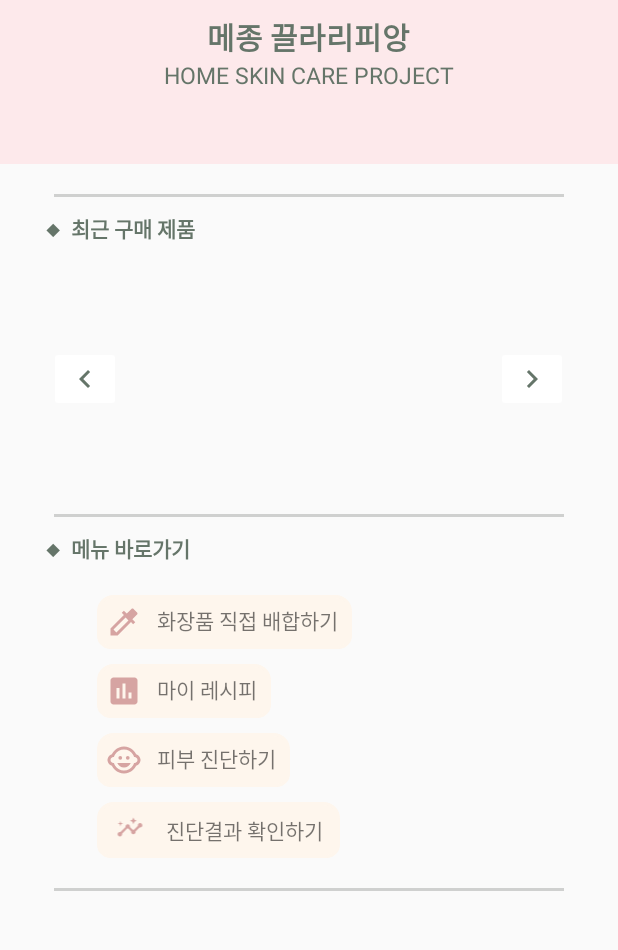
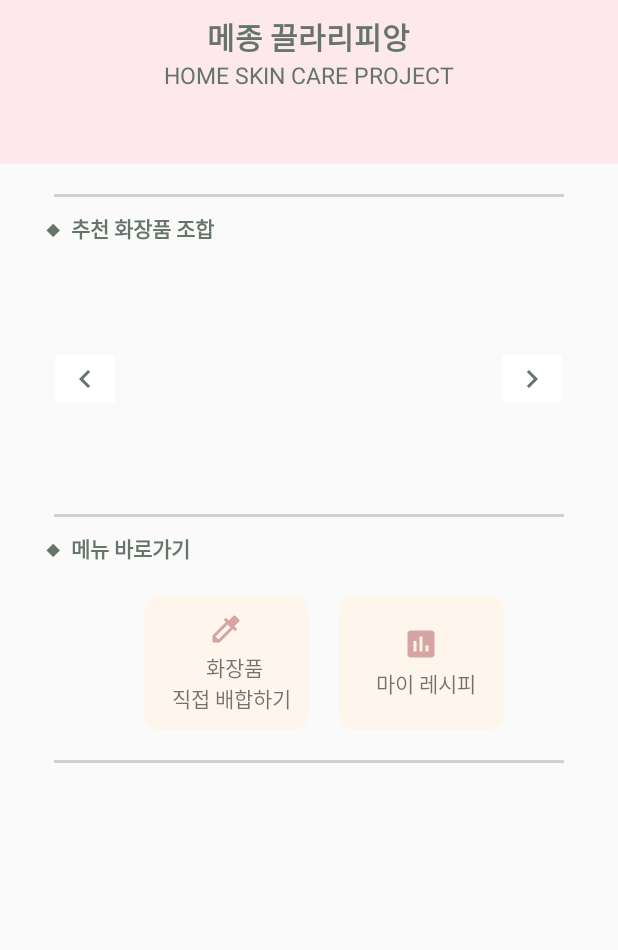
Before and after one commit to joohye85/Masionclarifiant, an Android app: the layout activity_main.xml on its own in the app's theme, with its tools: preview values and no code run, on a phone screen of 412 x 824 dp, the part 61-1011 px from its top. Run offline under Robolectric (Android 15) with nearby library versions, the light colour scheme and no system bars.

Commit message:
메인화면 수정(activity_main.xml)

```diff
--- a/app/src/main/res/layout/activity_main.xml
+++ b/app/src/main/res/layout/activity_main.xml
@@ -9,6 +9,7 @@
     android:fitsSystemWindows="true"
     tools:openDrawer="start">
 
+    <!--
     <com.google.android.material.navigation.NavigationView
         android:layout_width="wrap_content"
         android:layout_height="match_parent"
@@ -16,7 +17,7 @@
         app:headerLayout="@layout/header"
         app:menu="@menu/main_menu"
         android:layout_gravity="start"/>
-
+ !-->
     <LinearLayout
         android:orientation="vertical"
         android:layout_width="match_parent"
@@ -69,7 +70,7 @@
             android:textColor="@color/colorDarkGreen"
             android:layout_marginTop="10dp"
             android:layout_marginLeft="30dp"
-            android:text="◆  최근 구매 제품"
+            android:text="◆  추천 화장품 조합"
             android:textStyle="bold"/>
         <LinearLayout
             android:layout_width="match_parent"
@@ -116,19 +117,19 @@
             android:text="◆  메뉴 바로가기"
             android:textStyle="bold"/>
         <LinearLayout
-            android:layout_width="match_parent"
+            android:layout_width="wrap_content"
             android:layout_height="wrap_content"
-            android:orientation="vertical"
+            android:orientation="horizontal"
             android:layout_gravity="center"
-            android:layout_marginTop="5dp"
-            android:layout_marginLeft="30dp">
+            android:layout_marginTop="5dp">
             <LinearLayout
-                android:layout_width="wrap_content"
-                android:layout_height="wrap_content"
-                android:orientation="horizontal"
+                android:layout_width="110dp"
+                android:layout_height="90dp"
+                android:orientation="vertical"
                 android:layout_marginLeft="20dp"
                 android:layout_marginTop="15dp"
                 android:padding="6dp"
+                android:gravity="center"
                 android:background="@drawable/round_rec"
                 android:backgroundTint="@color/colorBeige">
 
@@ -142,17 +143,20 @@
                     android:id="@+id/textView3"
                     android:layout_width="wrap_content"
                     android:layout_height="wrap_content"
+                    android:layout_marginTop="3dp"
                     android:paddingLeft="10dp"
-                    android:text="화장품 직접 배합하기 " />
+                    android:textAlignment="center"
+                    android:text="화장품\n직접 배합하기 " />
             </LinearLayout>
 
             <LinearLayout
-                android:layout_width="wrap_content"
-                android:layout_height="wrap_content"
-                android:orientation="horizontal"
+                android:layout_width="110dp"
+                android:layout_height="90dp"
+                android:orientation="vertical"
                 android:layout_marginLeft="20dp"
-                android:layout_marginTop="10dp"
+                android:layout_marginTop="15dp"
                 android:padding="6dp"
+                android:gravity="center"
                 android:background="@drawable/round_rec"
                 android:backgroundTint="@color/colorBeige">
 
@@ -164,10 +168,12 @@
                 <TextView
                     android:layout_width="wrap_content"
                     android:layout_height="wrap_content"
+                    android:layout_marginTop="3dp"
                     android:paddingLeft="10dp"
                     android:text="마이 레시피 " />
             </LinearLayout>
 
+            <!-- 피부 진단하기 버튼
             <LinearLayout
                 android:layout_width="wrap_content"
                 android:layout_height="wrap_content"
@@ -191,7 +197,8 @@
                     android:paddingLeft="10dp"
                     android:text="피부 진단하기 " />
             </LinearLayout>
-
+            !-->
+            <!-- 진단결과 확인하기 버튼
             <LinearLayout
                 android:layout_width="wrap_content"
                 android:layout_height="wrap_content"
@@ -215,6 +222,7 @@
                     android:paddingLeft="10dp"
                     android:text="진단결과 확인하기 " />
             </LinearLayout>
+            !-->
         </LinearLayout>
 
         <LinearLayout
```
Also changed, not shown: app/src/main/res/layout/recently_purchased_fragment1.xml (+10 -4 lines), app/src/main/res/layout/recentrly_purchased_fragment3.xml (added, +40 -0 lines), app/src/main/res/drawable/frag1.png (added), app/src/main/res/drawable/frag2.png (added), app/src/main/res/drawable/frag3.png (added).
